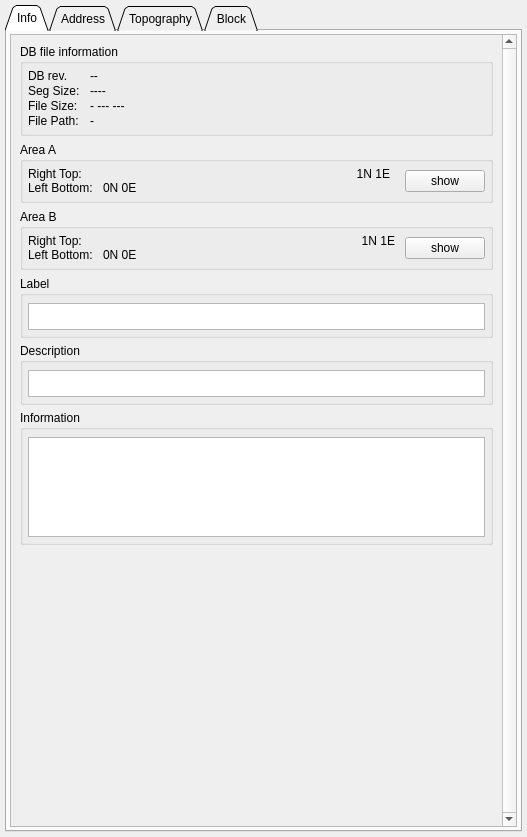
Above: ui_files/QgisVdoDockwidgetBase.ui from lugovskovp/QGIS_VDO before the change. Below: the same form after it.
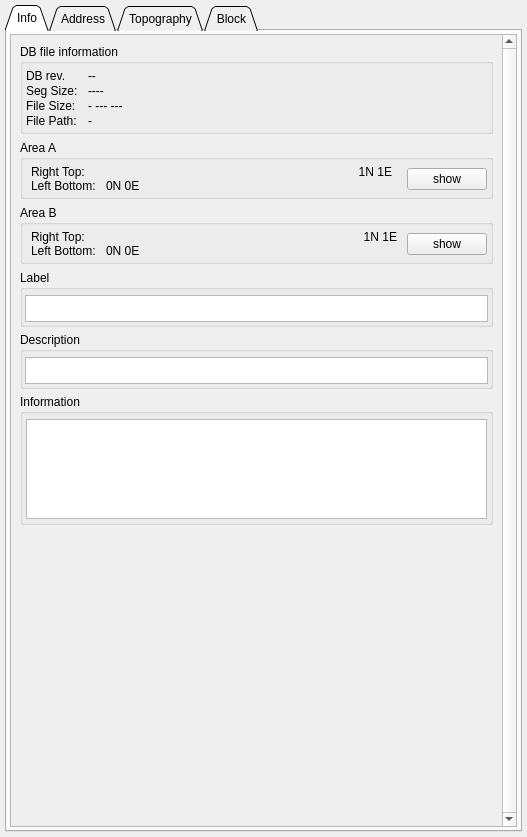
That is the form after the change. The open tabs and pages were chosen to show the change. Custom widgets are drawn as their Qt base class.

What changed in the file:
```diff
--- a/ui_files/QgisVdoDockwidgetBase.ui
+++ b/ui_files/QgisVdoDockwidgetBase.ui
@@ -68,6 +68,9 @@
     </property>
     <item>
      <widget class="QTabWidget" name="tabWidget">
+      <property name="enabled">
+       <bool>true</bool>
+      </property>
       <property name="sizePolicy">
        <sizepolicy hsizetype="Expanding" vsizetype="Expanding">
         <horstretch>0</horstretch>
@@ -102,6 +105,9 @@
        <bool>false</bool>
       </property>
       <widget class="QWidget" name="tab_info">
+       <property name="enabled">
+        <bool>true</bool>
+       </property>
        <property name="sizePolicy">
         <sizepolicy hsizetype="Expanding" vsizetype="Maximum">
          <horstretch>0</horstretch>
@@ -161,8 +167,8 @@
             <rect>
              <x>0</x>
              <y>0</y>
-             <width>265</width>
-             <height>547</height>
+             <width>482</width>
+             <height>770</height>
             </rect>
            </property>
            <property name="sizePolicy">
@@ -188,16 +194,16 @@
               </property>
               <layout class="QVBoxLayout" name="verticalLayout_3">
                <property name="leftMargin">
-                <number>5</number>
+                <number>3</number>
                </property>
                <property name="topMargin">
                 <number>5</number>
                </property>
                <property name="rightMargin">
-                <number>5</number>
+                <number>3</number>
                </property>
                <property name="bottomMargin">
-                <number>5</number>
+                <number>3</number>
                </property>
                <item>
                 <layout class="QGridLayout" name="gridLayout_filenfo" rowstretch="0,0,0,0,0" columnstretch="0,10">
@@ -336,16 +342,16 @@
               </property>
               <layout class="QGridLayout" name="gridLayout_2">
                <property name="leftMargin">
-                <number>0</number>
+                <number>3</number>
                </property>
                <property name="topMargin">
                 <number>5</number>
                </property>
                <property name="rightMargin">
-                <number>5</number>
+                <number>3</number>
                </property>
                <property name="bottomMargin">
-                <number>5</number>
+                <number>3</number>
                </property>
                <property name="spacing">
                 <number>0</number>
@@ -494,16 +500,16 @@
               </property>
               <layout class="QGridLayout" name="gridLayout_6">
                <property name="leftMargin">
-                <number>0</number>
+                <number>3</number>
                </property>
                <property name="topMargin">
                 <number>5</number>
                </property>
                <property name="rightMargin">
-                <number>5</number>
+                <number>3</number>
                </property>
                <property name="bottomMargin">
-                <number>5</number>
+                <number>3</number>
                </property>
                <property name="spacing">
                 <number>0</number>
@@ -633,16 +639,16 @@
                 </property>
                 <layout class="QGridLayout" name="gridLayout_9">
                  <property name="leftMargin">
-                  <number>5</number>
+                  <number>2</number>
                  </property>
                  <property name="topMargin">
-                  <number>7</number>
+                  <number>5</number>
                  </property>
                  <property name="rightMargin">
-                  <number>5</number>
+                  <number>2</number>
                  </property>
                  <property name="bottomMargin">
-                  <number>5</number>
+                  <number>2</number>
                  </property>
                  <item row="0" column="0">
                   <widget class="QTextBrowser" name="textBrowser_label">
@@ -673,16 +679,16 @@
                 </property>
                 <layout class="QGridLayout" name="gridLayout_8">
                  <property name="leftMargin">
-                  <number>5</number>
+                  <number>2</number>
                  </property>
                  <property name="topMargin">
-                  <number>7</number>
+                  <number>5</number>
                  </property>
                  <property name="rightMargin">
-                  <number>5</number>
+                  <number>2</number>
                  </property>
                  <property name="bottomMargin">
-                  <number>5</number>
+                  <number>2</number>
                  </property>
                  <item row="0" column="0">
                   <widget class="QTextBrowser" name="textBrowser_descr">
@@ -722,16 +728,16 @@
                 </property>
                 <layout class="QGridLayout" name="gridLayout">
                  <property name="leftMargin">
-                  <number>5</number>
+                  <number>3</number>
                  </property>
                  <property name="topMargin">
-                  <number>7</number>
+                  <number>5</number>
                  </property>
                  <property name="rightMargin">
-                  <number>5</number>
+                  <number>3</number>
                  </property>
                  <property name="bottomMargin">
-                  <number>5</number>
+                  <number>3</number>
                  </property>
                  <item row="1" column="0">
                   <widget class="QTextBrowser" name="textBrowser_info">
```
Left out of the diff: 14 changed lines with no effect on the pictures.
